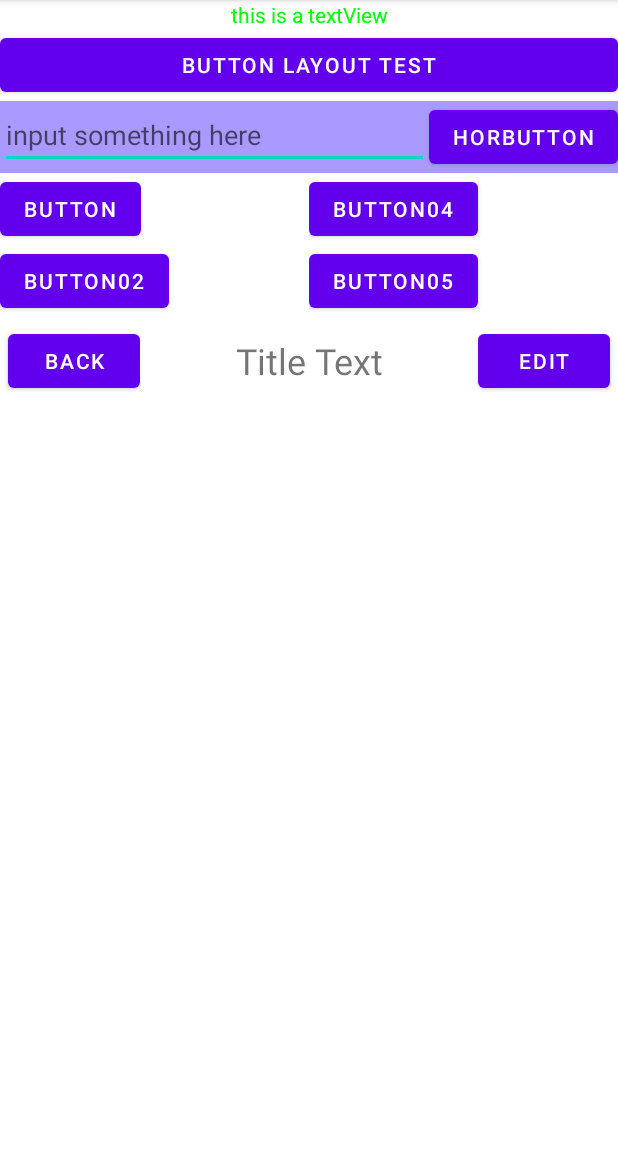
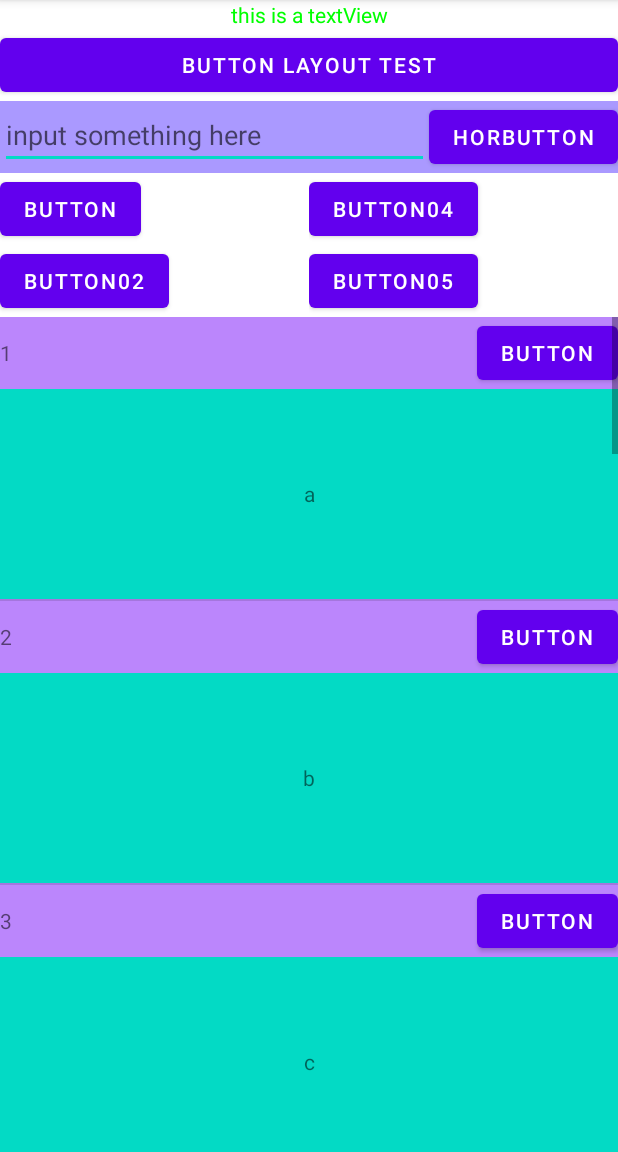
Before and after one commit to Coder-Field/APPDev, an Android app: the screen it shows after launch (subViewActivity), after a tap on "TEST BTN01", on a phone screen of 412 x 824 dp, the part 84-1236 px from its top. Run offline under Robolectric (Android 15) with nearby library versions, the phone set to English and light mode, and no system bars.

Commit message:
【文件描述】新增自定义控件和recycleView使用 【提  交 人】bxc 【审  核 人】/ 【日       期】2023/04/02

```diff
--- a/Android/TestKotlinDemo01/app/build.gradle
+++ b/Android/TestKotlinDemo01/app/build.gradle
@@ -37,6 +37,7 @@ dependencies {
     implementation 'androidx.appcompat:appcompat:1.2.0'
     implementation 'com.google.android.material:material:1.3.0'
     implementation 'androidx.constraintlayout:constraintlayout:2.0.4'
+    implementation 'androidx.recyclerview:recyclerview:1.0.0'
     testImplementation 'junit:junit:4.+'
     androidTestImplementation 'androidx.test.ext:junit:1.1.2'
     androidTestImplementation 'androidx.test.espresso:espresso-core:3.3.0'
--- a/Android/TestKotlinDemo01/app/src/main/AndroidManifest.xml
+++ b/Android/TestKotlinDemo01/app/src/main/AndroidManifest.xml
@@ -9,6 +9,9 @@
         android:roundIcon="@mipmap/ic_launcher_round"
         android:supportsRtl="true"
         android:theme="@style/Theme.TestKotlinDemo01">
+        <activity
+            android:name=".recycleViewActivity"
+            android:exported="false" />
         <activity
             android:name=".subViewActivity"
             android:exported="false" />
--- a/Android/TestKotlinDemo01/app/src/main/java/com/example/testkotlindemo01/MainActivity.kt
+++ b/Android/TestKotlinDemo01/app/src/main/java/com/example/testkotlindemo01/MainActivity.kt
@@ -33,8 +33,15 @@ class MainActivity : AppCompatActivity() {
         listView.setOnItemClickListener { parent, view, position, id ->
             val num = data[position]
             Toast.makeText(this,num,Toast.LENGTH_SHORT).show()
+        }
 
+        val testBtn2 = findViewById<Button>(R.id.testBtn02)
+        testBtn2.setOnClickListener {
+            Toast.makeText(this, "click this btn02 for test RecycleView", Toast.LENGTH_SHORT).show()
+            val intentRecycleView = Intent(this,recycleViewActivity::class.java)
+            startActivity(intentRecycleView)
         }
+
 
     }
 
--- /dev/null
+++ b/Android/TestKotlinDemo01/app/src/main/java/com/example/testkotlindemo01/selfListView.kt
@@ -0,0 +1,33 @@
+package com.example.testkotlindemo01
+
+import android.app.Activity
+import android.content.Context
+import android.util.AttributeSet
+import android.view.LayoutInflater
+import android.view.View
+import android.view.ViewGroup
+import android.widget.ArrayAdapter
+import android.widget.LinearLayout
+import android.widget.ListView
+import android.widget.TextView
+
+///创建SelfListView的适配器
+class selfLitViewData(val name:String, val imageId:String)
+
+class SelfListViewAdapter(activity: Activity, val resouceId:Int, data: List<selfLitViewData>):ArrayAdapter<selfLitViewData>(activity,resouceId,data)
+{
+    override fun getView(position: Int, convertView: View?, parent: ViewGroup): View {
+
+        val view = LayoutInflater.from(context).inflate(resouceId,parent,false)
+        val textviewInfo = view.findViewById<TextView>(R.id.self_LV_TextView01)
+        val imageInfo= view.findViewById<TextView>(R.id.self_LV_ImageView01)
+        val selfData = getItem(position)
+
+        if(selfData!=null)
+        {
+            textviewInfo.text = selfData.name
+            imageInfo.text = selfData.imageId
+        }
+        return view
+    }
+}
--- a/Android/TestKotlinDemo01/app/src/main/java/com/example/testkotlindemo01/subViewActivity.kt
+++ b/Android/TestKotlinDemo01/app/src/main/java/com/example/testkotlindemo01/subViewActivity.kt
@@ -2,10 +2,38 @@ package com.example.testkotlindemo01
 
 import androidx.appcompat.app.AppCompatActivity
 import android.os.Bundle
+import android.widget.ListView
+import android.widget.Toast
 
 class subViewActivity : AppCompatActivity() {
+    private val lvData = ArrayList<selfLitViewData>()
+
     override fun onCreate(savedInstanceState: Bundle?) {
         super.onCreate(savedInstanceState)
         setContentView(R.layout.subview)
+
+        initLVData() //初始自定义listView类
+        val adapter = SelfListViewAdapter(this,R.layout.self_listview,lvData)  //自定义的控件Xml，传入后初始化自定义控件元素
+        val listView = findViewById<ListView>(R.id.subListView01)    //获取ListView 控价容器（即存放自定义控件的容器）
+        listView.adapter = adapter; //自定义控件与系统的ListView 通过适配器Adapter进行数据适配
+
+        ///listView添加点击事件(注：当listView中自定控价中包含Button时会自动获取点击焦点导致，listView不能点击)
+        listView.setOnItemClickListener{ parent,view, position,id->
+            val tempData = lvData[position]
+            Toast.makeText(this,tempData.name,Toast.LENGTH_SHORT).show()
+        }
     }
+
+   private fun initLVData(){
+       repeat(3){
+           lvData.add(selfLitViewData("1","a"))
+           lvData.add(selfLitViewData("2","b"))
+           lvData.add(selfLitViewData("3","c"))
+           lvData.add(selfLitViewData("4","d"))
+           lvData.add(selfLitViewData("5","e"))
+           lvData.add(selfLitViewData("6","f"))
+       }
+   }
+
+
 }
--- /dev/null
+++ b/Android/TestKotlinDemo01/app/src/main/res/layout/self_listview.xml
@@ -0,0 +1,35 @@
+<?xml version="1.0" encoding="utf-8"?>
+<LinearLayout xmlns:android="http://schemas.android.com/apk/res/android"
+    android:orientation="vertical"
+    android:layout_width="match_parent"
+    android:layout_height="match_parent"
+    android:descendantFocusability="blocksDescendants"
+    android:layout_marginTop="10dp">
+
+    <LinearLayout
+        android:layout_width="match_parent"
+        android:layout_height="wrap_content"
+        android:orientation="horizontal">
+        <TextView
+            android:id="@+id/self_LV_TextView01"
+            android:layout_width="0dp"
+            android:layout_height="wrap_content"
+            android:layout_weight="1"
+            android:text="displayInfo" />
+
+        <Button
+            android:id="@+id/self_LV_Button01"
+            android:layout_width="wrap_content"
+            android:layout_height="wrap_content"
+            android:text="button" />
+    </LinearLayout>
+
+    <TextView
+        android:id="@+id/self_LV_ImageView01"
+        android:layout_width="match_parent"
+        android:layout_height="140dp"
+        android:background="@color/teal_200"
+        android:text="Text"
+        android:gravity="center"/>
+
+</LinearLayout>
--- a/Android/TestKotlinDemo01/app/src/main/res/layout/subview.xml
+++ b/Android/TestKotlinDemo01/app/src/main/res/layout/subview.xml
@@ -93,9 +93,12 @@
 
     </LinearLayout>
 
-    <com.example.testkotlindemo01.TitlLayout
+    <ListView
+        android:id="@+id/subListView01"
         android:layout_width="match_parent"
-        android:layout_height="wrap_content"/>
+        android:layout_height="match_parent"
+        android:background="@color/purple_200"
+        />
 
 
 </LinearLayout>
```
Also changed, not shown: Android/TestKotlinDemo01/app/src/main/java/com/example/testkotlindemo01/recycleViewActivity.kt (added, +40 -0 lines), Android/TestKotlinDemo01/app/src/main/java/com/example/testkotlindemo01/selfRecycleView.kt (added, +49 -0 lines), Android/TestKotlinDemo01/app/src/main/res/layout/mainactive.xml (+7 -1 lines), Android/TestKotlinDemo01/app/src/main/res/layout/recycle_view.xml (added, +15 -0 lines).
